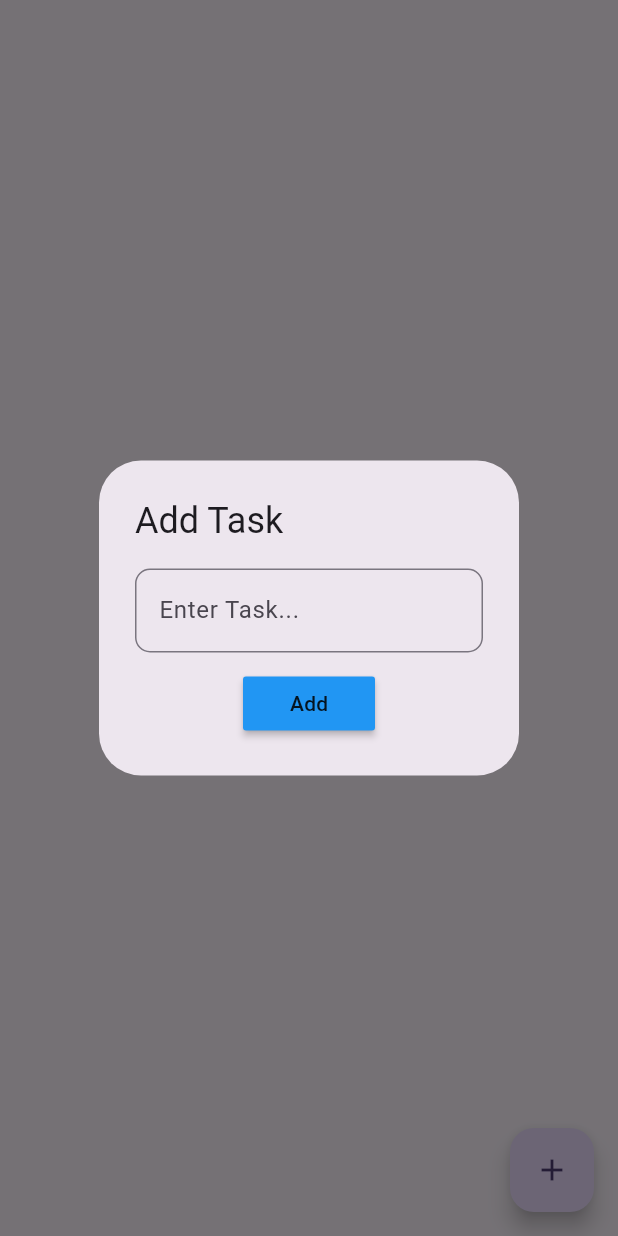
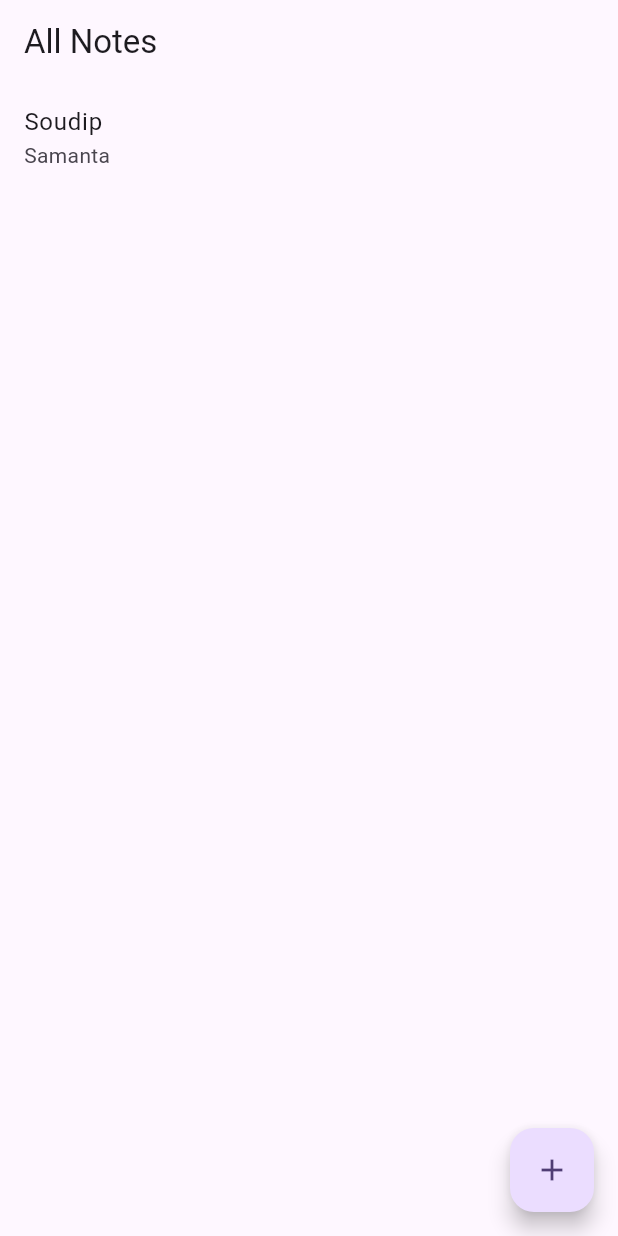
Before and after one commit to Soudip-dev/sql_todo_app, a Flutter app: the screen it shows after launch, after a tap on the "add" icon, on a phone screen of 412 x 824 dp. Run offline on Flutter 3.47's test engine with Material 3 defaults, Android fonts, the phone set to English and light mode, and no system bars; our stand-ins replace sqflite; accounts and stored records are empty.

Commit message:
notes add

```diff
--- /dev/null
+++ b/lib/data/local/db_helper.dart
@@ -0,0 +1,79 @@
+import 'dart:io';
+
+import 'package:path/path.dart';
+import 'package:path_provider/path_provider.dart';
+import 'package:sqflite/sqflite.dart';
+
+class DBHelper{
+  // singleton instace create
+  final String TABLE_NOTE = "note";
+  final String COLUMN_NOTE_ID = "id";
+  final String COLUMN_NOTE_TITLE = "title";
+  final String COLUMN_NOTE_CONTENT = "content";
+
+  DBHelper._();
+  static final DBHelper getInstance = DBHelper._();
+// static  DBHelper getInstance(){
+//     return DBHelper._();
+
+//   }
+Database ? myDB;
+// db open>>>>>>>>>>>>>>>>>>>>>>>>>>>>>>>>>
+Future <Database>  getDB()async{
+   myDB ??= await openDB();
+   return myDB!;
+}
+
+  //  if(myDB == null){
+  //   openDB();
+  // }
+
+  // return myDB!;
+
+
+Future <Database> openDB()async{
+ Directory appDir = await getApplicationDocumentsDirectory();
+ String dbPath = join(appDir.path, "noteDB.db") ;
+
+ return await openDatabase(dbPath, version: 1, onCreate: (db, version){
+
+  // create all your tabels
+  db.execute("CREATE TABLE $TABLE_NOTE {$COLUMN_NOTE_ID INTEGER PRIMARY KEY AUTOINCREMENT, $COLUMN_NOTE_TITLE TEXT, $COLUMN_NOTE_CONTENT TEXT}");
+
+ });
+
+}
+// all queries>>>>>>>>>>>>>>>>>>>>
+
+   Future<bool> addNote({required String title, required String content})async{
+      //  data add function......
+      print("title : $title , content : $content  ");
+      print("add fun Called >>>>>>>>>>>>>>>>>>>>>");
+      var db = await getDB();
+     int rowsEffected = await  db.insert( TABLE_NOTE, {
+      COLUMN_NOTE_TITLE : title,
+      COLUMN_NOTE_CONTENT : content
+
+     });
+
+     return rowsEffected > 0;
+
+
+   }
+
+   Future <List<Map<String, dynamic>>> getAllNotes()async{
+    print("get all notes fun called>>>>>>>>>>>>>>>>>>>>>>>");
+    //  data list show function....
+
+    var db = await getDB();
+print("get all notes fun called>>>>>>>>>>>>>>>>>>>>>>>22222");
+   List<Map<String, dynamic>> noteList = await db.query(TABLE_NOTE);
+   print("get all notes fun called>>>>>>>>>>>>>>>>>>>>>>>3333");
+   print(noteList.toString());
+   print("get all notes fun called>>>>>>>>>>>>>>>>>>>>>>>22222");
+   return noteList;
+
+
+   }
+
+    }
--- a/lib/main.dart
+++ b/lib/main.dart
@@ -1,5 +1,6 @@
 import 'package:flutter/material.dart';
-import 'package:sqlflite_todo/page/home_page/homePage.dart';
+
+import 'package:sqlflite_todo/page/home_page2/homePage2.dart';
 
 void main() {
   runApp(const MyApp());
@@ -31,7 +32,7 @@ class MyApp extends StatelessWidget {
 
         colorScheme: ColorScheme.fromSeed(seedColor: Colors.deepPurple),
       ),
-      home: Homepage(),
+      home: HomePage2(),
     );
   }
 }
--- /dev/null
+++ b/lib/page/home_page2/homePage2.dart
@@ -0,0 +1,58 @@
+import 'package:flutter/material.dart';
+import 'package:sqlflite_todo/data/local/db_helper.dart';
+
+class HomePage2 extends StatefulWidget {
+  const HomePage2({super.key});
+
+  @override
+  State<HomePage2> createState() => _HomePage2State();
+}
+
+class _HomePage2State extends State<HomePage2> {
+  List <Map<String, dynamic>> allNotes = [];
+  DBHelper ? dbRef;
+  @override
+  void initState() {
+    super.initState();
+    dbRef = DBHelper.getInstance;
+    print("first init $dbRef");
+    getNotes();
+  }
+  Future<void> getNotes()async{
+    print("before allNotes +++++++++++++");
+     allNotes= await   dbRef!.getAllNotes();
+     allNotes.forEach((element) {
+      print(element.toString());
+     });
+     print("after allNotes +++++++++++++$allNotes");
+     setState(() {
+
+     });
+  }
+  @override
+  Widget build(BuildContext context) {
+    return Scaffold(
+      appBar: AppBar(
+        title: Text("All Notes"),
+      ),
+      floatingActionButton: FloatingActionButton(
+        onPressed: ()async{
+         bool check= await dbRef!.addNote(title: "Soudip", content: "Samanta");
+          if(check){
+           getNotes();
+         }
+        },
+        child: Icon(Icons.add),
+      ),
+      body: allNotes.isNotEmpty ? ListView.builder(
+        itemCount: allNotes.length,
+        itemBuilder: (context, index) {
+          return ListTile(
+            title: Text(allNotes[index][dbRef!.COLUMN_NOTE_TITLE]),
+            subtitle: Text(allNotes[index][dbRef!.COLUMN_NOTE_CONTENT]),
+          );
+        },
+      ):Center(     child: Text("No Data Yet !!!"),
+    ));
+  }
+}
--- a/pubspec.yaml
+++ b/pubspec.yaml
@@ -36,6 +36,7 @@ dependencies:
   cupertino_icons: ^1.0.8
   sqflite: ^2.4.2
   path: ^1.9.1
+  path_provider: ^2.1.5
 
 dev_dependencies:
   flutter_test:
```
Also changed, not shown: pubspec.lock, 1 other file.
